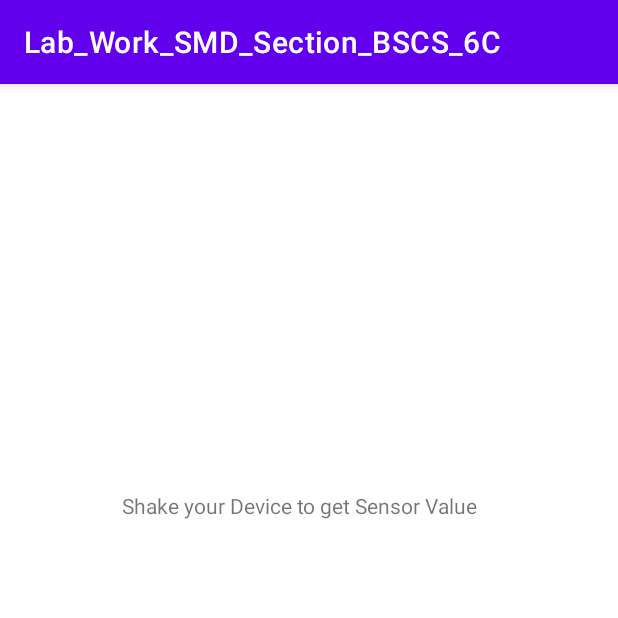
After one commit to 7alhaAhmad/SMD_6C, an Android app: the SensorsExampleOne screen opened directly, with no data from a screen before it, on a phone screen of 412 x 824 dp, the top half of it. The commit adds this screen. Run offline under Robolectric (Android 15) with nearby library versions, the phone set to English and light mode, and no system bars.

Commit message:
Accelerometer Sensors Example 12/Apr/22

```diff
--- /dev/null
+++ b/app/src/main/java/com/example/lab_work_smd_section_bscs_6c/SensorExamples/SensorsExampleOne.java
@@ -0,0 +1,74 @@
+package com.example.lab_work_smd_section_bscs_6c.SensorExamples;
+
+import android.graphics.Color;
+import android.hardware.Sensor;
+import android.hardware.SensorEvent;
+import android.hardware.SensorEventListener;
+import android.hardware.SensorManager;
+import android.os.Bundle;
+import android.view.View;
+import android.widget.Toast;
+
+import androidx.appcompat.app.AppCompatActivity;
+
+import com.example.lab_work_smd_section_bscs_6c.R;
+
+public class SensorsExampleOne extends AppCompatActivity implements SensorEventListener {
+
+    SensorManager sensorManager;
+    boolean color = false;
+    View view;
+    long lastTimeUpdate;
+
+    @Override
+    protected void onCreate(Bundle savedInstanceState) {
+        super.onCreate(savedInstanceState);
+        setContentView(R.layout.activity_sensors_example_one);
+
+        lastTimeUpdate = System.currentTimeMillis();
+        view = findViewById(R.id.txtsensorvalue);
+        sensorManager = (SensorManager) getSystemService(SENSOR_SERVICE);
+    }
+
+    @Override
+    public void onSensorChanged(SensorEvent sensorEvent) {
+        if (sensorEvent.sensor.getType() == Sensor.TYPE_ACCELEROMETER) {
+            getMyAccelerometerValues(sensorEvent);
+        }
+    }
+
+    private void getMyAccelerometerValues(SensorEvent sensorEvent) {
+        float[] value = sensorEvent.values;
+        float x, y, z;
+        x = value[0];
+        y = value[1];
+        z = value[2];
+
+        float acceleration = (x * x + y * y + z * z) / (SensorManager.GRAVITY_EARTH * SensorManager.GRAVITY_EARTH);
+        long actualTime = sensorEvent.timestamp;
+        if (acceleration >= 2) {
+            if (actualTime - lastTimeUpdate < 150) {
+                return;
+            }
+            lastTimeUpdate = actualTime;
+            Toast.makeText(this, "Device was Moved", Toast.LENGTH_SHORT).show();
+            if (color) {
+                view.setBackgroundColor(Color.RED);
+            }
+            else
+                view.setBackgroundColor(Color.GREEN);
+            color = !color;
+        }
+    }
+
+    @Override
+    protected void onResume() {
+        super.onResume();
+        sensorManager.registerListener(this,sensorManager.getDefaultSensor(Sensor.TYPE_ACCELEROMETER),sensorManager.SENSOR_DELAY_NORMAL);
+        sensorManager.unregisterListener(this);
+    }
+
+    @Override
+    public void onAccuracyChanged(Sensor sensor, int i) {
+    }
+}
--- /dev/null
+++ b/app/src/main/res/layout/activity_sensors_example_one.xml
@@ -0,0 +1,21 @@
+<?xml version="1.0" encoding="utf-8"?>
+<androidx.constraintlayout.widget.ConstraintLayout xmlns:android="http://schemas.android.com/apk/res/android"
+    xmlns:app="http://schemas.android.com/apk/res-auto"
+    xmlns:tools="http://schemas.android.com/tools"
+    android:layout_width="match_parent"
+    android:layout_height="match_parent"
+    tools:context=".SensorExamples.SensorsExampleOne">
+
+    <TextView
+        android:id="@+id/txtsensorvalue"
+        android:layout_width="268dp"
+        android:layout_height="34dp"
+        android:layout_marginTop="264dp"
+        android:foregroundGravity="center_vertical|clip_horizontal|center"
+        android:gravity="center"
+        android:text="@string/shake_your_device_to_get_sensor_value"
+        app:layout_constraintEnd_toEndOf="parent"
+        app:layout_constraintHorizontal_bias="0.456"
+        app:layout_constraintStart_toStartOf="parent"
+        app:layout_constraintTop_toTopOf="parent" />
+</androidx.constraintlayout.widget.ConstraintLayout>
--- a/app/src/main/res/values/strings.xml
+++ b/app/src/main/res/values/strings.xml
@@ -26,7 +26,7 @@
     <string name="textview">\@string/textview</string>
     <!--    <string name="textview">TextView</string>-->
     <!--    <string name="textview">TextView</string>-->
-        <string name="todo">TODO</string>
+    <string name="todo">TODO</string>
 
 
     <string-array name="citiesArr">
@@ -157,5 +157,6 @@
         "when a user tries to pick up one of cards.\n\n"
     </string>
     <string name="action_settings">Settings</string>
+    <string name="shake_your_device_to_get_sensor_value">Shake your Device to get Sensor Value</string>
 
 </resources>
```
Also changed, not shown: app/src/main/AndroidManifest.xml (+9 -0 lines).
